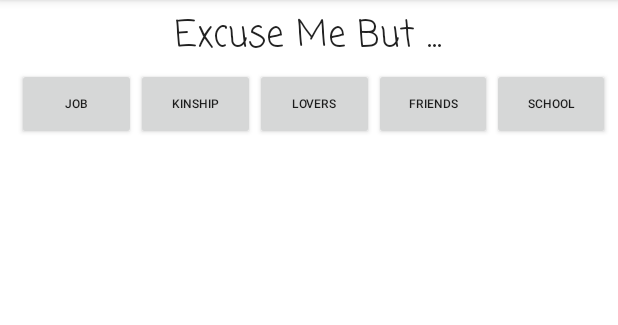
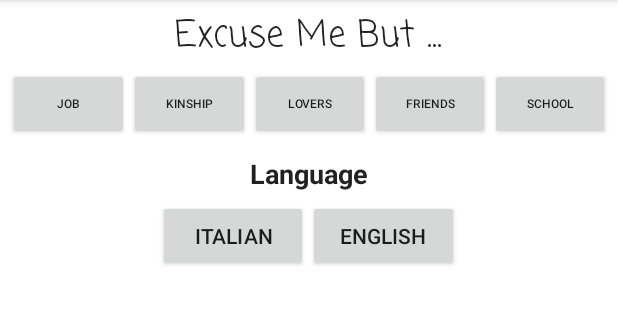
Before and after one commit to Unknowned1/ExcuseMeGenerator_v0.01, an Android app: the screen it shows after launch (MainActivity), on a phone screen of 412 x 824 dp, the part 84-409 px from its top. Run offline under Robolectric (Android 15) with nearby library versions, the phone set to English and light mode, and no system bars.

Commit message:
remade_2_1_3

```diff
--- a/app/src/main/res/layout/activity_main.xml
+++ b/app/src/main/res/layout/activity_main.xml
@@ -33,9 +33,7 @@
         android:layout_width="match_parent"
         android:layout_height="wrap_content"
         android:layout_below="@id/Title"
-        android:layout_alignParentStart="true"
         android:layout_alignParentTop="true"
-        android:layout_marginStart="6dp"
         android:layout_marginTop="40dp"
         android:orientation="horizontal">
 
@@ -78,6 +76,68 @@
             android:layout_weight="1"
             android:text="School"
             android:textSize="8dp" />
+
     </LinearLayout>
 
+    <LinearLayout
+        android:id="@+id/LanguageLayout"
+        android:layout_width="match_parent"
+        android:layout_height="wrap_content"
+        android:layout_below="@+id/MenuBar"
+        android:layout_marginTop="10dp"
+        android:orientation="vertical">
+
+        <TextView
+            android:id="@+id/textView9"
+            android:layout_width="match_parent"
+            android:layout_height="wrap_content"
+            android:gravity="center"
+            android:text="Language"
+            android:textAppearance="@style/TextAppearance.AppCompat"
+            android:textSize="18dp"
+            android:textStyle="bold" />
+
+        <LinearLayout
+            android:layout_width="match_parent"
+            android:layout_height="wrap_content"
+            android:layout_marginTop="5dp"
+            android:orientation="horizontal">
+
+            <Button
+                android:id="@+id/button26"
+                android:layout_width="wrap_content"
+                android:layout_height="wrap_content"
+                android:layout_weight="1"
+                android:text="Button"
+                android:visibility="invisible" />
+
+            <Button
+                android:id="@+id/button25"
+                android:layout_width="wrap_content"
+                android:layout_height="wrap_content"
+                android:layout_weight="1"
+                android:text="Italian" />
+
+            <Button
+                android:id="@+id/button24"
+                android:layout_width="wrap_content"
+                android:layout_height="wrap_content"
+                android:layout_weight="1"
+                android:text="English" />
+
+            <Button
+                android:id="@+id/button23"
+                android:layout_width="wrap_content"
+                android:layout_height="wrap_content"
+                android:layout_weight="1"
+                android:text="Button"
+                android:visibility="invisible" />
+        </LinearLayout>
+    </LinearLayout>
+
+    <ListView
+        android:layout_width="match_parent"
+        android:layout_height="match_parent"
+        android:layout_below="@+id/LanguageLayout" />
+
 </RelativeLayout>
```
